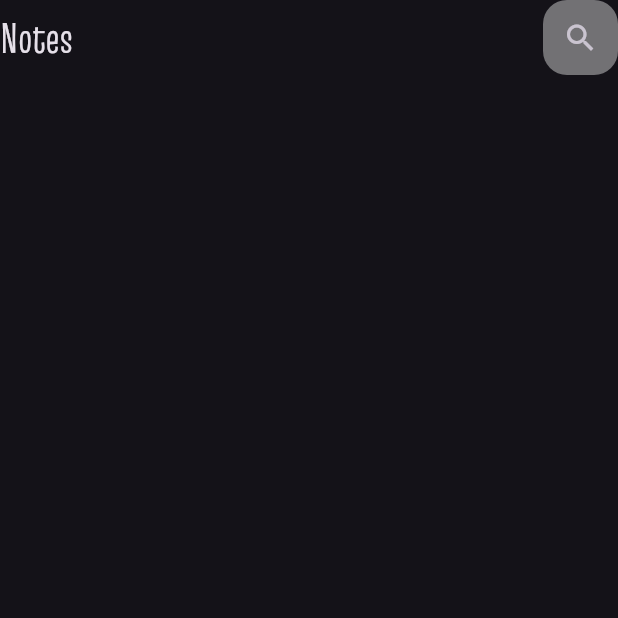
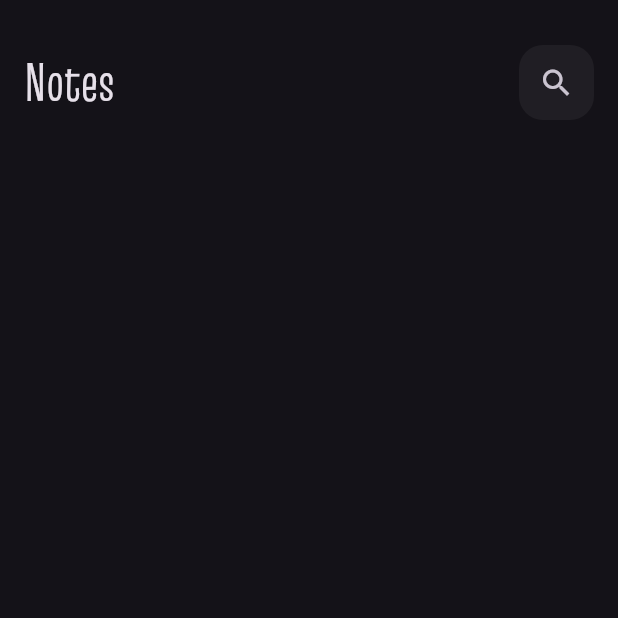
Before and after one commit to AhmdRabei/notes_app, a Flutter app: the screen it shows after launch, on a phone screen of 412 x 824 dp, the top half of it. Run offline on Flutter 3.47's test engine with Material 3 defaults, Android fonts, the phone set to English and light mode, and no system bars.

Commit message:
create custom app bar button

```diff
--- a/lib/views/notes_view.dart
+++ b/lib/views/notes_view.dart
@@ -6,8 +6,18 @@ class NotesView extends StatelessWidget {
   static String id = 'NotesView';
   @override
   Widget build(BuildContext context) {
-    return Scaffold(
-      body: CustomAppBar(),
+    return const Scaffold(
+      body: Padding(
+        padding: EdgeInsets.symmetric(horizontal: 16),
+        child: Column(
+          children: [
+            SizedBox(
+              height: 30,
+            ),
+            CustomAppBar(),
+          ],
+        ),
+      ),
     );
   }
 }
--- a/lib/widgets/custom_app_bar.dart
+++ b/lib/widgets/custom_app_bar.dart
@@ -1,31 +1,21 @@
 import 'package:flutter/material.dart';
+import 'package:notes_app/widgets/custom_app_bar_button.dart';
 
 class CustomAppBar extends StatelessWidget {
   const CustomAppBar({super.key});
 
   @override
   Widget build(BuildContext context) {
-    return Row(
+    return const Row(
       mainAxisAlignment: MainAxisAlignment.spaceBetween,
       children: [
-        const Text(
+        Text(
           'Notes',
           style: TextStyle(
-            fontSize: 28,
+            fontSize: 35,
           ),
         ),
-        Container(
-          decoration: BoxDecoration(
-            borderRadius: BorderRadius.circular(16),
-            color: Colors.white.withOpacity(0.4),
-          ),
-          height: 50,
-          width: 50,
-          child: IconButton(
-            onPressed: () {},
-            icon: const Icon(Icons.search),
-          ),
-        )
+        CustomAppBarButton(),
       ],
     );
   }
--- /dev/null
+++ b/lib/widgets/custom_app_bar_button.dart
@@ -0,0 +1,21 @@
+import 'package:flutter/material.dart';
+
+class CustomAppBarButton extends StatelessWidget {
+  const CustomAppBarButton({super.key});
+
+  @override
+  Widget build(BuildContext context) {
+    return Container(
+      decoration: BoxDecoration(
+        borderRadius: BorderRadius.circular(16),
+        color: Colors.white.withOpacity(0.05),
+      ),
+      height: 50,
+      width: 50,
+      child: IconButton(
+        onPressed: () {},
+        icon: const Icon(Icons.search),
+      ),
+    );
+  }
+}
```
